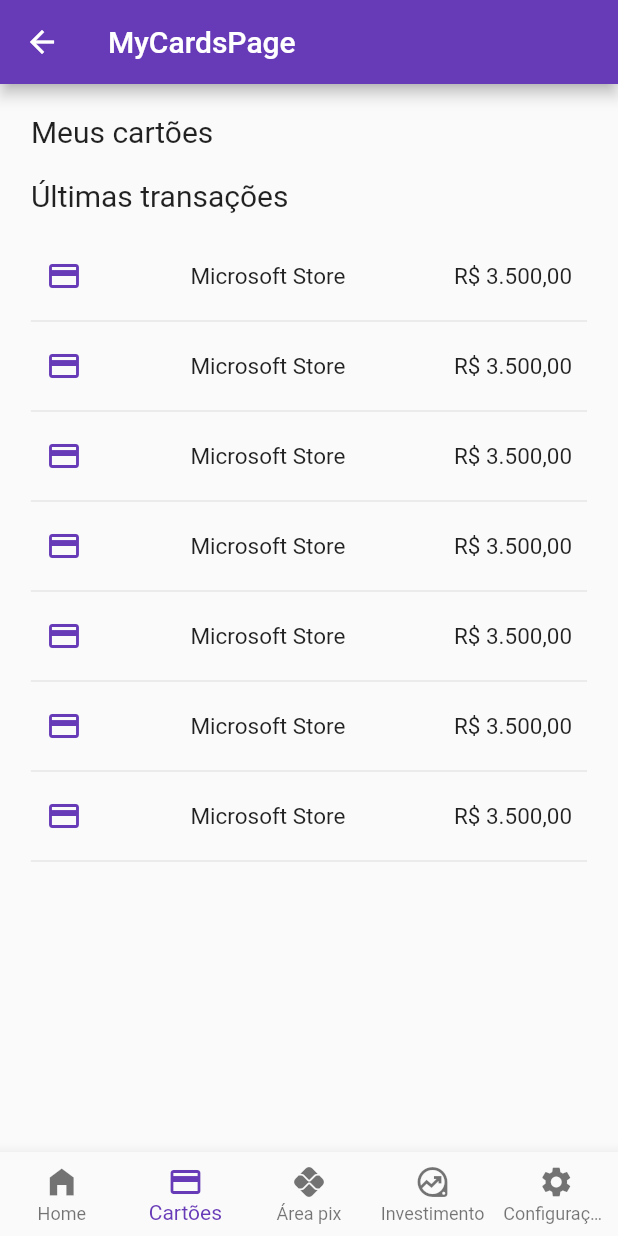
After one commit to mechztcc/digibank, a Flutter app: the MyCardsPage screen opened by its route, on a phone screen of 412 x 824 dp. The commit adds this screen. Run offline on Flutter 3.47's test engine with Material 2 defaults, Android fonts, the phone set to English and light mode, and no system bars; our stand-ins replace flutter_modular; missing offline and left inert: dart:ffi.

Commit message:
feat: my cards module

```diff
--- a/lib/app/app_module.dart
+++ b/lib/app/app_module.dart
@@ -1,4 +1,5 @@
 import 'package:digibank/app/modules/auth/auth_module.dart';
+import 'package:digibank/app/modules/cards/cards_module.dart';
 import 'package:digibank/app/modules/configuration/configuration_module.dart';
 import 'package:digibank/app/modules/invest/invest_module.dart';
 import 'package:digibank/app/modules/pix/pix_module.dart';
@@ -17,5 +18,6 @@ class AppModule extends Module {
     ModuleRoute('/pix', module: PixModule()),
     ModuleRoute('/configuration', module: ConfigurationModule()),
     ModuleRoute('/invest', module: InvestModule()),
+    ModuleRoute('/cards', module: CardsModule()),
   ];
 }
--- a/lib/app/core/components/bottom_bar_widget.dart
+++ b/lib/app/core/components/bottom_bar_widget.dart
@@ -18,6 +18,10 @@ class BottomBarWidget extends StatelessWidget {
       onTap: (index) {
         if (index == 0) {
           Modular.to.navigate('/home');
+        }
+
+        if (index == 1) {
+          Modular.to.navigate('/cards/');
         }
 
         if (index == 2) {
--- /dev/null
+++ b/lib/app/modules/cards/cards_module.dart
@@ -0,0 +1,12 @@
+import 'package:digibank/app/modules/cards/pages/my_cards_page.dart';
+import 'package:flutter_modular/flutter_modular.dart';
+
+class CardsModule extends Module {
+  @override
+  final List<Bind> binds = [];
+
+  @override
+  final List<ModularRoute> routes = [
+    ChildRoute('/', child: (_, args) => const MyCardsPage()),
+  ];
+}
--- /dev/null
+++ b/lib/app/modules/cards/pages/my_cards_page.dart
@@ -0,0 +1,259 @@
+import 'package:digibank/app/core/components/bottom_bar_widget.dart';
+import 'package:digibank/app/modules/home/components/item_card_widget.dart';
+import 'package:flutter/material.dart';
+
+class MyCardsPage extends StatefulWidget {
+  final String title;
+  const MyCardsPage({Key? key, this.title = 'MyCardsPage'}) : super(key: key);
+  @override
+  MyCardsPageState createState() => MyCardsPageState();
+}
+
+class MyCardsPageState extends State<MyCardsPage> {
+  @override
+  Widget build(BuildContext context) {
+    final Size size = MediaQuery.of(context).size;
+
+    return Scaffold(
+      appBar: AppBar(
+        title: Text(widget.title),
+      ),
+      bottomNavigationBar: const BottomBarWidget(index: 1),
+      body: Center(
+        child: SizedBox(
+          width: size.width * 0.9,
+          child: ListView(
+            scrollDirection: Axis.vertical,
+            children: <Widget>[
+              const SizedBox(
+                height: 20,
+              ),
+              Row(
+                children: const [
+                  Text(
+                    'Meus cartões',
+                    style: TextStyle(
+                      fontSize: 20,
+                    ),
+                  ),
+                ],
+              ),
+              const SizedBox(
+                height: 20,
+              ),
+              Row(
+                children: const [
+                  Text(
+                    'Últimas transações',
+                    style: TextStyle(
+                      fontSize: 20,
+                    ),
+                  ),
+                ],
+              ),
+              const SizedBox(
+                height: 20,
+              ),
+              InkWell(
+                onTap: () {},
+                child: Padding(
+                  padding: const EdgeInsets.all(10.0),
+                  child: Row(
+                    mainAxisAlignment: MainAxisAlignment.spaceBetween,
+                    children: const [
+                      Icon(
+                        Icons.credit_card,
+                        color: Colors.deepPurple,
+                      ),
+                      Text(
+                        'Microsoft Store',
+                        style: TextStyle(
+                          fontSize: 15,
+                        ),
+                      ),
+                      Text(
+                        'R\$ 3.500,00',
+                        style: TextStyle(
+                          fontSize: 15,
+                        ),
+                      ),
+                    ],
+                  ),
+                ),
+              ),
+              const Divider(),
+              InkWell(
+                onTap: () {},
+                child: Padding(
+                  padding: const EdgeInsets.all(10.0),
+                  child: Row(
+                    mainAxisAlignment: MainAxisAlignment.spaceBetween,
+                    children: const [
+                      Icon(
+                        Icons.credit_card,
+                        color: Colors.deepPurple,
+                      ),
+                      Text(
+                        'Microsoft Store',
+                        style: TextStyle(
+                          fontSize: 15,
+                        ),
+                      ),
+                      Text(
+                        'R\$ 3.500,00',
+                        style: TextStyle(
+                          fontSize: 15,
+                        ),
+                      ),
+                    ],
+                  ),
+                ),
+              ),
+              const Divider(),
+              InkWell(
+                onTap: () {},
+                child: Padding(
+                  padding: const EdgeInsets.all(10.0),
+                  child: Row(
+                    mainAxisAlignment: MainAxisAlignment.spaceBetween,
+                    children: const [
+                      Icon(
+                        Icons.credit_card,
+                        color: Colors.deepPurple,
+                      ),
+                      Text(
+                        'Microsoft Store',
+                        style: TextStyle(
+                          fontSize: 15,
+                        ),
+                      ),
+                      Text(
+                        'R\$ 3.500,00',
+                        style: TextStyle(
+                          fontSize: 15,
+                        ),
+                      ),
+                    ],
+                  ),
+                ),
+              ),
+              const Divider(),
+              InkWell(
+                onTap: () {},
+                child: Padding(
+                  padding: const EdgeInsets.all(10.0),
+                  child: Row(
+                    mainAxisAlignment: MainAxisAlignment.spaceBetween,
+                    children: const [
+                      Icon(
+                        Icons.credit_card,
+                        color: Colors.deepPurple,
+                      ),
+                      Text(
+                        'Microsoft Store',
+                        style: TextStyle(
+                          fontSize: 15,
+                        ),
+                      ),
+                      Text(
+                        'R\$ 3.500,00',
+                        style: TextStyle(
+                          fontSize: 15,
+                        ),
+                      ),
+                    ],
+                  ),
+                ),
+              ),
+              const Divider(),
+              InkWell(
+                onTap: () {},
+                child: Padding(
+                  padding: const EdgeInsets.all(10.0),
+                  child: Row(
+                    mainAxisAlignment: MainAxisAlignment.spaceBetween,
+                    children: const [
+                      Icon(
+                        Icons.credit_card,
+                        color: Colors.deepPurple,
+                      ),
+                      Text(
+                        'Microsoft Store',
+                        style: TextStyle(
+                          fontSize: 15,
+                        ),
+                      ),
+                      Text(
+                        'R\$ 3.500,00',
+                        style: TextStyle(
+                          fontSize: 15,
+                        ),
+                      ),
+                    ],
+                  ),
+                ),
+              ),
+              const Divider(),
+              InkWell(
+                onTap: () {},
+                child: Padding(
+                  padding: const EdgeInsets.all(10.0),
+                  child: Row(
+                    mainAxisAlignment: MainAxisAlignment.spaceBetween,
+                    children: const [
+                      Icon(
+                        Icons.credit_card,
+                        color: Colors.deepPurple,
+                      ),
+                      Text(
+                        'Microsoft Store',
+                        style: TextStyle(
+                          fontSize: 15,
+                        ),
+                      ),
+                      Text(
+                        'R\$ 3.500,00',
+                        style: TextStyle(
+                          fontSize: 15,
+                        ),
+                      ),
+                    ],
+                  ),
+                ),
+              ),
+              const Divider(),
+              InkWell(
+                onTap: () {},
+                child: Padding(
+                  padding: const EdgeInsets.all(10.0),
+                  child: Row(
+                    mainAxisAlignment: MainAxisAlignment.spaceBetween,
+                    children: const [
+                      Icon(
+                        Icons.credit_card,
+                        color: Colors.deepPurple,
+                      ),
+                      Text(
+                        'Microsoft Store',
+                        style: TextStyle(
+                          fontSize: 15,
+                        ),
+                      ),
+                      Text(
+                        'R\$ 3.500,00',
+                        style: TextStyle(
+                          fontSize: 15,
+                        ),
+                      ),
+                    ],
+                  ),
+                ),
+              ),
+              const Divider(),
+            ],
+          ),
+        ),
+      ),
+    );
+  }
+}
```
Also changed, not shown: 2 other files.
